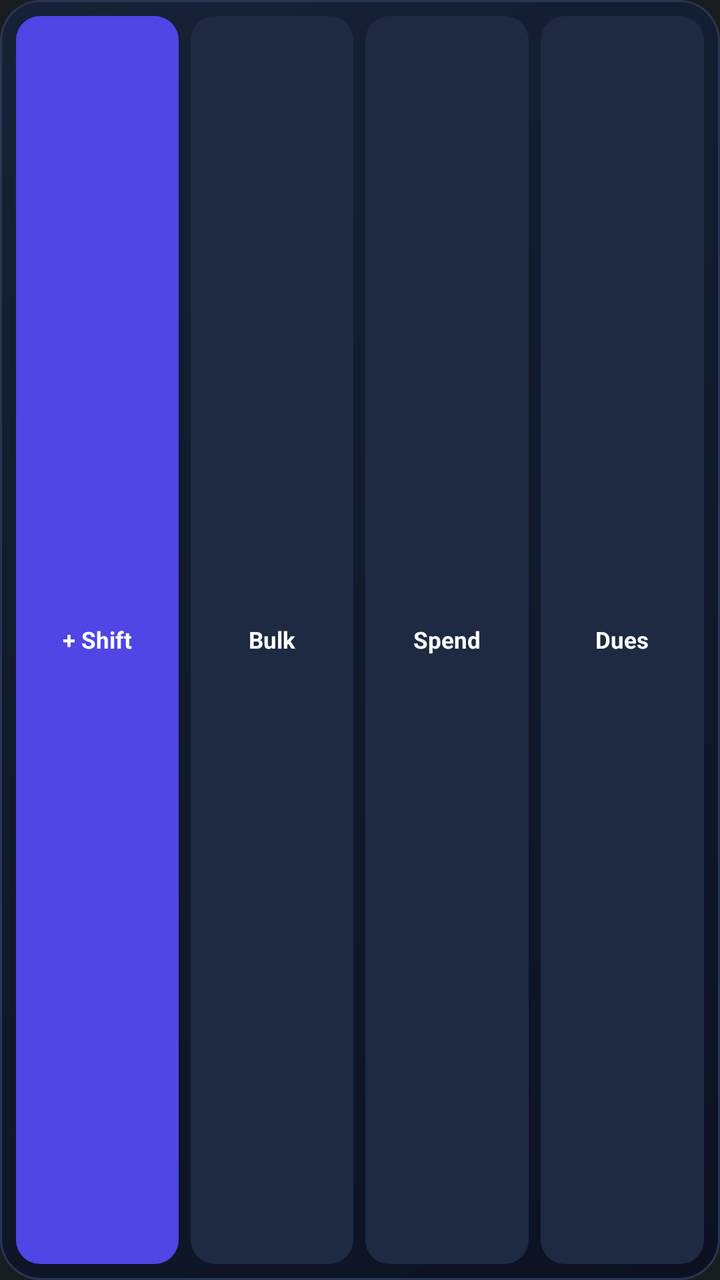
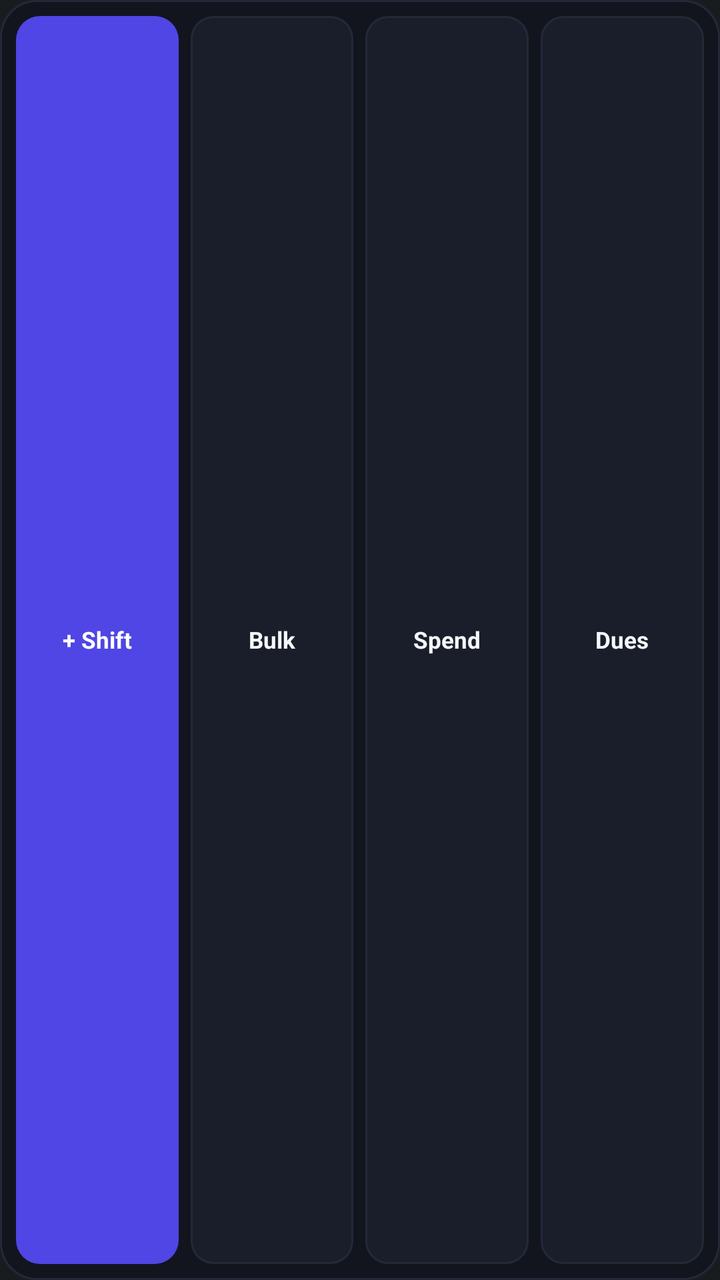

Screens rendered from an Android XML layout before and after an edit, with the pre-edit source and the edit as a unified diff.
<!-- AndroidManifest.xml: application theme android:Theme.DeviceDefault.NoActionBar -->
<!-- res/layout/widget_quick_actions.xml -->
<?xml version="1.0" encoding="utf-8"?>
<LinearLayout xmlns:android="http://schemas.android.com/apk/res/android"
    android:id="@+id/qa_root"
    android:layout_width="match_parent"
    android:layout_height="match_parent"
    android:orientation="horizontal"
    android:background="@drawable/widget_bg_dark"
    android:padding="8dp"
    android:gravity="center_vertical">

    <FrameLayout
        android:id="@+id/qa_shift"
        android:layout_width="0dp"
        android:layout_height="match_parent"
        android:layout_weight="1"
        android:layout_marginRight="6dp">
        <ImageView
            android:id="@+id/qa_shift_bg"
            android:layout_width="match_parent"
            android:layout_height="match_parent"
            android:scaleType="fitXY"
            android:src="@drawable/widget_btn_bg"
            android:contentDescription="Log shift"/>
        <TextView
            android:layout_width="match_parent"
            android:layout_height="match_parent"
            android:gravity="center"
            android:text="+ Shift"
            android:textColor="#FFFFFF"
            android:textSize="11.5sp"
            android:textStyle="bold"/>
    </FrameLayout>

    <TextView
        android:id="@+id/qa_bulk"
        android:layout_width="0dp"
        android:layout_height="match_parent"
        android:layout_weight="1"
        android:layout_marginRight="6dp"
        android:background="@drawable/widget_strip_dark"
        android:gravity="center"
        android:text="Bulk"
        android:textColor="#FFFFFF"
        android:textSize="11.5sp"
        android:textStyle="bold"/>

    <TextView
        android:id="@+id/qa_spend"
        android:layout_width="0dp"
        android:layout_height="match_parent"
        android:layout_weight="1"
        android:layout_marginRight="6dp"
        android:background="@drawable/widget_strip_dark"
        android:gravity="center"
        android:text="Spend"
        android:textColor="#FFFFFF"
        android:textSize="11.5sp"
        android:textStyle="bold"/>

    <TextView
        android:id="@+id/qa_dues"
        android:layout_width="0dp"
        android:layout_height="match_parent"
        android:layout_weight="1"
        android:background="@drawable/widget_strip_dark"
        android:gravity="center"
        android:text="Dues"
        android:textColor="#FFFFFF"
        android:textSize="11.5sp"
        android:textStyle="bold"/>
</LinearLayout>
<!-- resources referenced by this layout -->
<resources>
  <!-- drawable widget_bg_dark (drawable) -->
  <?xml version="1.0" encoding="utf-8"?>
  <shape xmlns:android="http://schemas.android.com/apk/res/android" android:shape="rectangle">
      <gradient android:startColor="#172036" android:endColor="#0C1222" android:angle="315"/>
      <corners android:radius="20dp"/>
      <stroke android:width="1dp" android:color="#283654"/>
  </shape>
  <!-- drawable widget_btn_bg (drawable) -->
  <?xml version="1.0" encoding="utf-8"?>
  <shape xmlns:android="http://schemas.android.com/apk/res/android" android:shape="rectangle">
      <solid android:color="#4F46E5"/>
      <corners android:radius="12dp"/>
  </shape>
  <!-- drawable widget_strip_dark (drawable) -->
  <?xml version="1.0" encoding="utf-8"?>
  <shape xmlns:android="http://schemas.android.com/apk/res/android" android:shape="rectangle">
      <solid android:color="#1E2942"/>
      <corners android:radius="12dp"/>
  </shape>
</resources>

<!-- the commit's change to res/layout/widget_quick_actions.xml (unified diff, before → after) -->
@@ -22,6 +22,7 @@
             android:src="@drawable/widget_btn_bg"
             android:contentDescription="Log shift"/>
         <TextView
+            android:id="@+id/qa_shift_txt"
             android:layout_width="match_parent"
             android:layout_height="match_parent"
             android:gravity="center"
@@ -40,7 +41,7 @@
         android:background="@drawable/widget_strip_dark"
         android:gravity="center"
         android:text="Bulk"
-        android:textColor="#FFFFFF"
+        android:textColor="#F5F7FA"
         android:textSize="11.5sp"
         android:textStyle="bold"/>
 
@@ -53,7 +54,7 @@
         android:background="@drawable/widget_strip_dark"
         android:gravity="center"
         android:text="Spend"
-        android:textColor="#FFFFFF"
+        android:textColor="#F5F7FA"
         android:textSize="11.5sp"
         android:textStyle="bold"/>
 
@@ -65,7 +66,7 @@
         android:background="@drawable/widget_strip_dark"
         android:gravity="center"
         android:text="Dues"
-        android:textColor="#FFFFFF"
+        android:textColor="#F5F7FA"
         android:textSize="11.5sp"
         android:textStyle="bold"/>
 </LinearLayout>
<!-- resource entries referenced after the edit -->
@@ -3,9 +3,9 @@
   <!-- drawable widget_bg_dark (drawable) -->
   <?xml version="1.0" encoding="utf-8"?>
   <shape xmlns:android="http://schemas.android.com/apk/res/android" android:shape="rectangle">
-      <gradient android:startColor="#172036" android:endColor="#0C1222" android:angle="315"/>
-      <corners android:radius="20dp"/>
-      <stroke android:width="1dp" android:color="#283654"/>
+      <solid android:color="#12151E"/>
+      <corners android:radius="18dp"/>
+      <stroke android:width="1dp" android:color="#232938"/>
   </shape>
   <!-- drawable widget_btn_bg (drawable) -->
   <?xml version="1.0" encoding="utf-8"?>
@@ -16,8 +16,9 @@
   <!-- drawable widget_strip_dark (drawable) -->
   <?xml version="1.0" encoding="utf-8"?>
   <shape xmlns:android="http://schemas.android.com/apk/res/android" android:shape="rectangle">
-      <solid android:color="#1E2942"/>
-      <corners android:radius="12dp"/>
+      <solid android:color="#191E2A"/>
+      <corners android:radius="11dp"/>
+      <stroke android:width="1dp" android:color="#232938"/>
   </shape>
 </resources>
 
